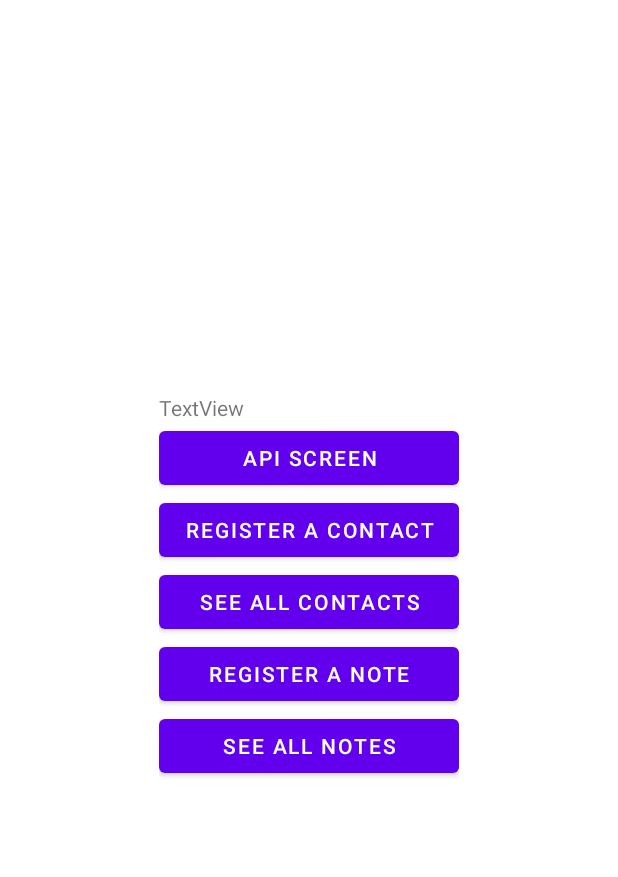
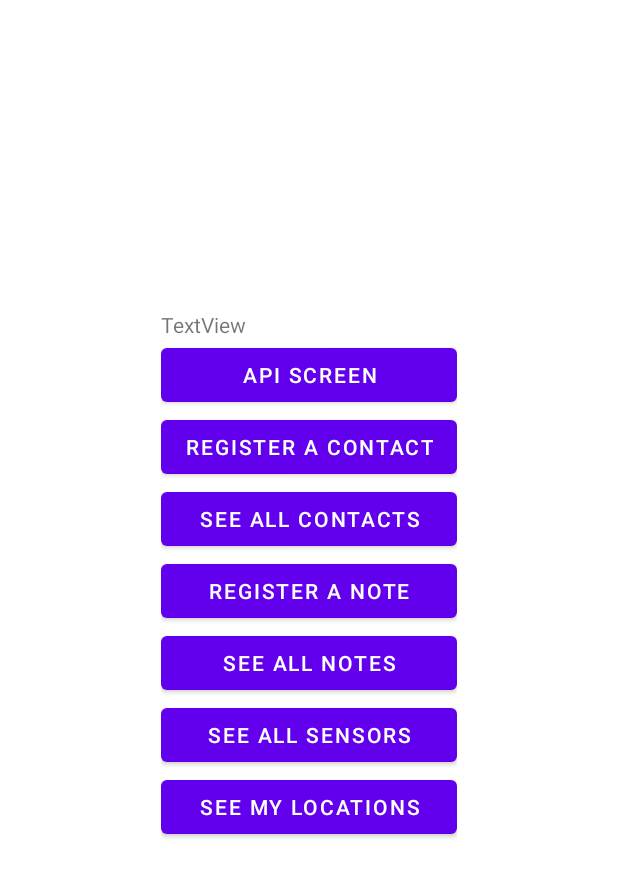
Before and after one commit to AlexoBot/androidStudioFase, an Android app: the layout activity_landing_page.xml on its own in the app's theme, with its tools: preview values and no code run, on a phone screen of 412 x 824 dp. Shown: the top 877 px of the screen. Run offline under Robolectric (Android 15) with nearby library versions, the phone set to English and light mode, and no system bars.

Commit message:
Running-App ver 1.0

```diff
--- a/app/src/main/AndroidManifest.xml
+++ b/app/src/main/AndroidManifest.xml
@@ -14,6 +14,9 @@
         android:supportsRtl="true"
         android:theme="@style/Theme.DesarrolloMovilFase"
         tools:targetApi="31">
+        <activity
+            android:name=".ListAllSensorsActivity"
+            android:exported="false" />
         <activity
             android:name=".RegisterNotesActivity"
             android:exported="false" />
--- a/app/src/main/res/layout/activity_landing_page.xml
+++ b/app/src/main/res/layout/activity_landing_page.xml
@@ -7,8 +7,8 @@
     tools:context=".LandingPageActivity">
 
     <LinearLayout
-        android:layout_width="200dp"
-        android:layout_height="300dp"
+        android:layout_width="197dp"
+        android:layout_height="411dp"
         android:orientation="vertical"
         app:layout_constraintBottom_toBottomOf="parent"
         app:layout_constraintEnd_toEndOf="parent"
@@ -50,5 +50,17 @@
             android:layout_width="match_parent"
             android:layout_height="wrap_content"
             android:text="See All Notes" />
+
+        <Button
+            android:id="@+id/btnGoToAllSensorLayout"
+            android:layout_width="match_parent"
+            android:layout_height="wrap_content"
+            android:text="See All sensors" />
+
+        <Button
+            android:id="@+id/btnGoToSeeLocationLayout"
+            android:layout_width="match_parent"
+            android:layout_height="wrap_content"
+            android:text="See my locations" />
     </LinearLayout>
 </androidx.constraintlayout.widget.ConstraintLayout>
```
Also changed, not shown: app/src/main/java/com/alexo/desarrollomovilfase/LandingPageActivity.java (+15 -0 lines), app/src/main/java/com/alexo/desarrollomovilfase/ListAllSensorsActivity.java (added, +50 -0 lines), app/src/main/res/layout/activity_list_all_sensors.xml (added, +36 -0 lines).
